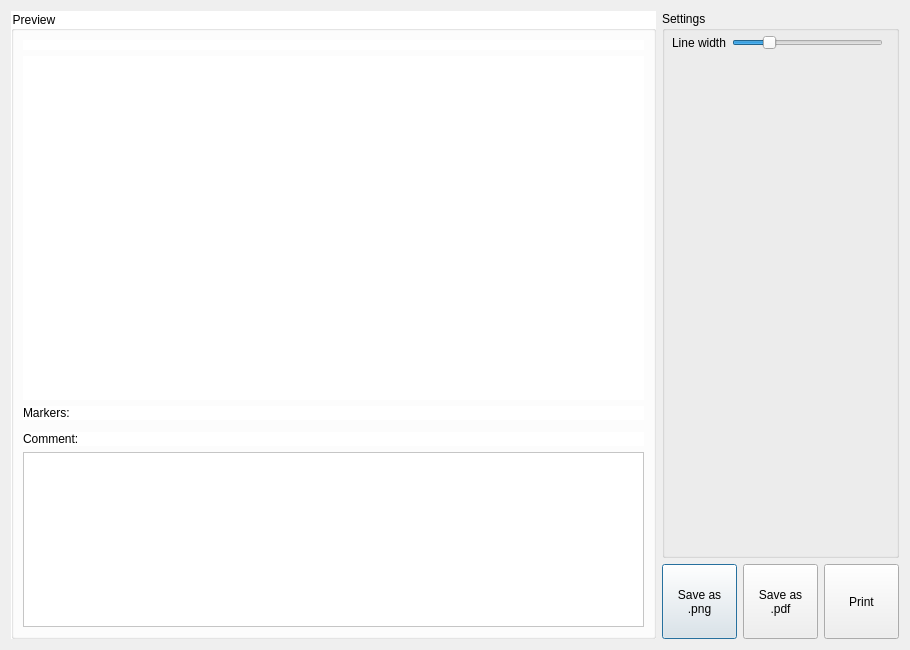
Old version of the form print.ui in the repository K4HEZ/AntScopeZ.
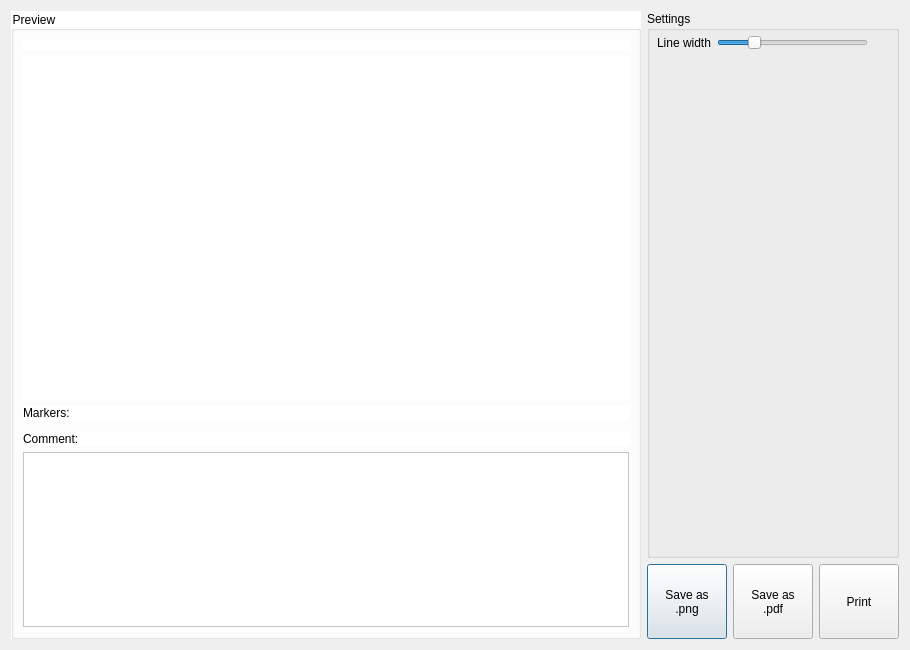
New version of the form. Icons and pictures are not drawn. Custom widgets are drawn as their Qt base class.

Commit message: Translation completeness pass (uk/ja/es); title bar, marker headers, Print buttons; build timestamp

```diff
--- a/print.ui
+++ b/print.ui
@@ -191,12 +191,6 @@
            <height>75</height>
           </size>
          </property>
-         <property name="maximumSize">
-          <size>
-           <width>75</width>
-           <height>75</height>
-          </size>
-         </property>
          <property name="text">
           <string>Save as
 .png</string>
@@ -211,12 +205,6 @@
            <height>75</height>
           </size>
          </property>
-         <property name="maximumSize">
-          <size>
-           <width>75</width>
-           <height>75</height>
-          </size>
-         </property>
          <property name="text">
           <string>Save as
 .pdf</string>
@@ -231,12 +219,6 @@
            <height>75</height>
           </size>
          </property>
-         <property name="maximumSize">
-          <size>
-           <width>75</width>
-           <height>75</height>
-          </size>
-         </property>
          <property name="text">
           <string>Print</string>
          </property>
```
The commit also changes 17 other files.
